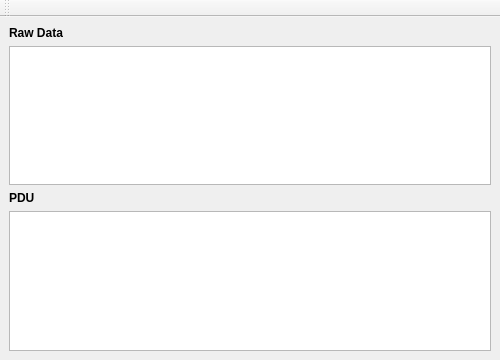
First picture: the form in forms/busmonitor.ui, repository zhanglongqi/qModMaster, before the edit.
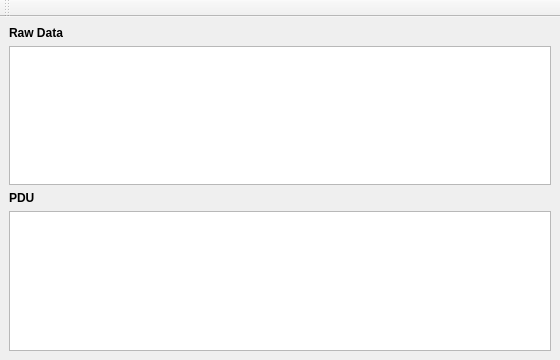
Second picture: the form after the edit. Icons and pictures are not drawn.

```diff
--- a/forms/busmonitor.ui
+++ b/forms/busmonitor.ui
@@ -9,13 +9,13 @@
    <rect>
     <x>0</x>
     <y>0</y>
-    <width>500</width>
+    <width>560</width>
     <height>360</height>
    </rect>
   </property>
   <property name="minimumSize">
    <size>
-    <width>500</width>
+    <width>560</width>
     <height>360</height>
    </size>
   </property>
```
Left out of the diff: 38 changed lines with no effect on the pictures.
